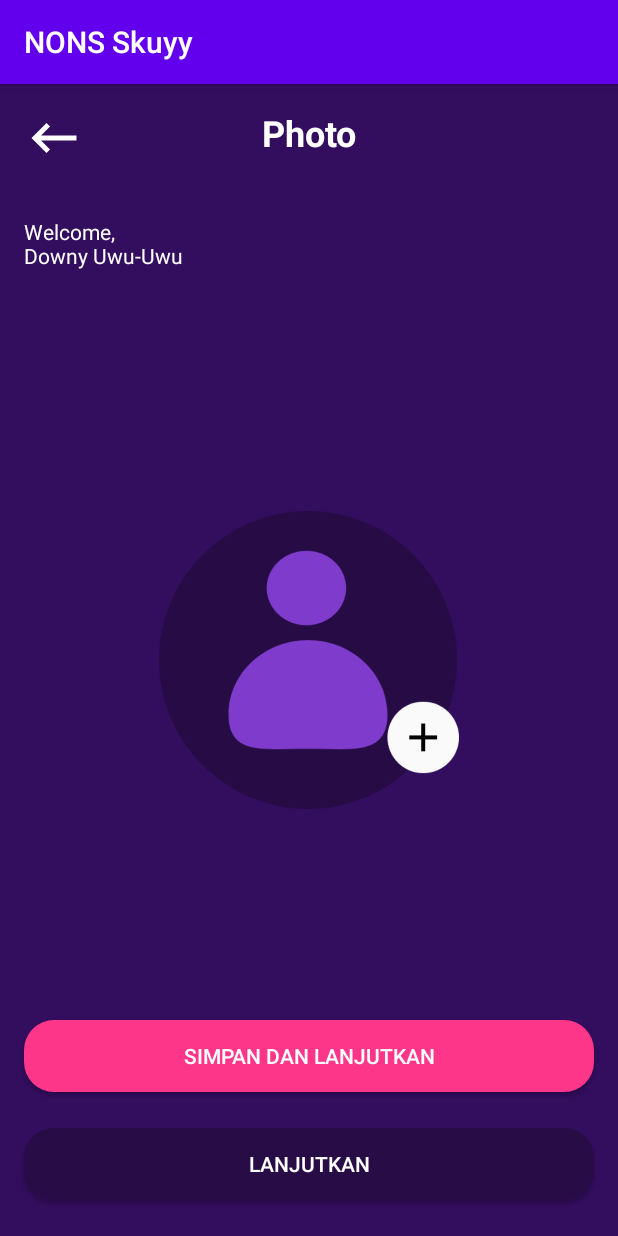
After one commit to Ramdoni007/NONS_Skuyy, an Android app: the SignUpPhotoScreenActivity screen opened directly, with no data from a screen before it, on a phone screen of 412 x 824 dp. The commit adds this screen. Run offline under Robolectric (Android 15) with nearby library versions, the phone set to English and light mode, and no system bars.

Commit message:
Penambahan Sign Up Photo Page :)

```diff
--- a/app/src/main/AndroidManifest.xml
+++ b/app/src/main/AndroidManifest.xml
@@ -9,7 +9,8 @@
         android:roundIcon="@mipmap/ic_launcher_round"
         android:supportsRtl="true"
         android:theme="@style/AppTheme">
-        <activity android:name=".SignUpActivity"></activity>
+        <activity android:name=".SignUpPhotoScreenActivity"></activity>
+        <activity android:name=".SignUpActivity" />
         <activity android:name=".SignInActivity" />
         <activity android:name=".onboarding.OnBoardingThreeActivity" />
         <activity android:name=".onboarding.OnboardingTwoActivity" />
--- /dev/null
+++ b/app/src/main/java/com/blueskywalker/nonsskuyy/SignUpPhotoScreenActivity.kt
@@ -0,0 +1,11 @@
+package com.blueskywalker.nonsskuyy
+
+import androidx.appcompat.app.AppCompatActivity
+import android.os.Bundle
+
+class SignUpPhotoScreenActivity : AppCompatActivity() {
+    override fun onCreate(savedInstanceState: Bundle?) {
+        super.onCreate(savedInstanceState)
+        setContentView(R.layout.activity_sign_up_photo_screen)
+    }
+}
--- /dev/null
+++ b/app/src/main/res/layout/activity_sign_up_photo_screen.xml
@@ -0,0 +1,93 @@
+<?xml version="1.0" encoding="utf-8"?>
+<androidx.constraintlayout.widget.ConstraintLayout xmlns:android="http://schemas.android.com/apk/res/android"
+    xmlns:app="http://schemas.android.com/apk/res-auto"
+    xmlns:tools="http://schemas.android.com/tools"
+    android:layout_width="match_parent"
+    android:layout_height="match_parent"
+    android:background="@color/colorPurple"
+    tools:context=".onboarding.OnboardingOneActivity">
+
+
+    <Button
+        android:id="@+id/button3"
+        android:layout_width="0dp"
+        android:layout_height="wrap_content"
+        android:layout_marginStart="16dp"
+        android:layout_marginEnd="16dp"
+        android:layout_marginBottom="24dp"
+        android:background="@drawable/shape_rectangle_secondary_button"
+        android:text="@string/lanjutkan"
+        android:textColor="@color/coloWhite"
+        app:layout_constraintBottom_toBottomOf="parent"
+        app:layout_constraintEnd_toEndOf="parent"
+        app:layout_constraintStart_toStartOf="parent" />
+
+
+    <Button
+        android:id="@+id/button2"
+        android:layout_width="0dp"
+        android:layout_height="wrap_content"
+        android:layout_marginStart="16dp"
+        android:layout_marginEnd="16dp"
+        android:layout_marginBottom="96dp"
+        android:background="@drawable/shape_rectangle_primary_button"
+        android:text="@string/simpan_dan_lanjutkan"
+        android:textColor="@color/coloWhite"
+        app:layout_constraintBottom_toBottomOf="parent"
+        app:layout_constraintEnd_toEndOf="parent"
+        app:layout_constraintHorizontal_bias="0.0"
+        app:layout_constraintStart_toStartOf="parent" />
+
+    <TextView
+        android:id="@+id/textView"
+        android:layout_width="0dp"
+        android:layout_height="wrap_content"
+        android:layout_marginStart="16dp"
+        android:layout_marginTop="16dp"
+        android:layout_marginEnd="16dp"
+        android:gravity="center"
+        android:text="@string/photo"
+        android:textColor="@color/coloWhite"
+        android:textSize="24sp"
+        android:textStyle="bold"
+        app:layout_constraintEnd_toEndOf="parent"
+        app:layout_constraintStart_toStartOf="parent"
+        app:layout_constraintTop_toTopOf="parent" />
+
+    <TextView
+        android:id="@+id/textView3"
+        android:layout_width="0dp"
+        android:layout_height="wrap_content"
+        android:layout_marginStart="16dp"
+        android:layout_marginTop="40dp"
+        android:layout_marginEnd="16dp"
+        android:text="@string/welcome_downy"
+        android:textColor="@color/coloWhite"
+        app:layout_constraintEnd_toEndOf="parent"
+        app:layout_constraintStart_toStartOf="parent"
+        app:layout_constraintTop_toBottomOf="@+id/textView" />
+
+    <ImageView
+        android:id="@+id/imageView3"
+        android:layout_width="40dp"
+        android:layout_height="40dp"
+        android:layout_marginStart="16dp"
+        android:layout_marginTop="16dp"
+        android:layout_marginEnd="16dp"
+        app:layout_constraintEnd_toEndOf="parent"
+        app:layout_constraintHorizontal_bias="0.0"
+        app:layout_constraintStart_toStartOf="parent"
+        app:layout_constraintTop_toTopOf="parent"
+        app:srcCompat="@drawable/ic_baseline_keyboard_backspace_24" />
+
+    <ImageView
+        android:id="@+id/imageView4"
+        android:layout_width="200dp"
+        android:layout_height="200dp"
+        app:layout_constraintBottom_toBottomOf="parent"
+        app:layout_constraintEnd_toEndOf="parent"
+        app:layout_constraintStart_toStartOf="parent"
+        app:layout_constraintTop_toTopOf="parent"
+        app:srcCompat="@drawable/user_pic" />
+
+</androidx.constraintlayout.widget.ConstraintLayout>
--- a/app/src/main/res/values/strings.xml
+++ b/app/src/main/res/values/strings.xml
@@ -14,4 +14,7 @@
     <string name="sign_up">Sign Up</string>
     <string name="nama">Nama</string>
     <string name="email">Email Adress</string>
+    <string name="photo">Photo</string>
+    <string name="welcome_downy">Welcome,\nDowny Uwu-Uwu</string>
+    <string name="simpan_dan_lanjutkan">Simpan Dan Lanjutkan</string>
 </resources>
```
Also changed, not shown: app/src/main/res/drawable/user_pic.png (added).
